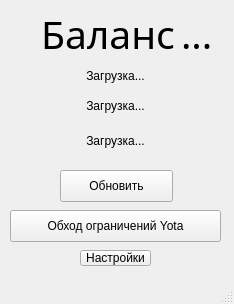
The window that yota.ui (TTLMaster/Yota-Desktop-App) describes before a commit, drawn with Qt 5.
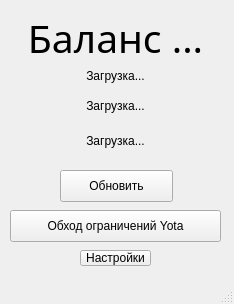
The same window after the commit.

Diff of the .ui file:
```diff
--- a/yota.ui
+++ b/yota.ui
@@ -101,18 +101,15 @@
      <string>Настройки</string>
     </property>
    </widget>
-   <widget class="QWidget" name="layoutWidget">
+   <widget class="QLabel" name="balance">
     <property name="geometry">
      <rect>
-      <x>30</x>
-      <y>-10</y>
-      <width>211</width>
-      <height>88</height>
+      <x>-10</x>
+      <y>17</y>
+      <width>251</width>
+      <height>41</height>
      </rect>
     </property>
-    <layout class="QGridLayout" name="gridLayout">
-     <item row="0" column="0">
-      <widget class="QLabel" name="b">
        <property name="sizePolicy">
         <sizepolicy hsizetype="Minimum" vsizetype="Preferred">
          <horstretch>0</horstretch>
@@ -127,37 +124,11 @@
         </font>
        </property>
        <property name="text">
-        <string>Баланс</string>
+     <string>Баланс ...</string>
        </property>
        <property name="alignment">
         <set>Qt::AlignCenter</set>
        </property>
-      </widget>
-     </item>
-     <item row="0" column="1">
-      <widget class="QLabel" name="balance">
-       <property name="sizePolicy">
-        <sizepolicy hsizetype="Minimum" vsizetype="Preferred">
-         <horstretch>0</horstretch>
-         <verstretch>0</verstretch>
-        </sizepolicy>
-       </property>
-       <property name="font">
-        <font>
-         <family>PT Serif</family>
-         <pointsize>29</pointsize>
-         <italic>false</italic>
-        </font>
-       </property>
-       <property name="text">
-        <string>...</string>
-       </property>
-       <property name="alignment">
-        <set>Qt::AlignLeading|Qt::AlignLeft|Qt::AlignVCenter</set>
-       </property>
-      </widget>
-     </item>
-    </layout>
    </widget>
   </widget>
   <widget class="QStatusBar" name="statusBar"/>
```
Lines whose indentation alone changed are shown as unchanged.
